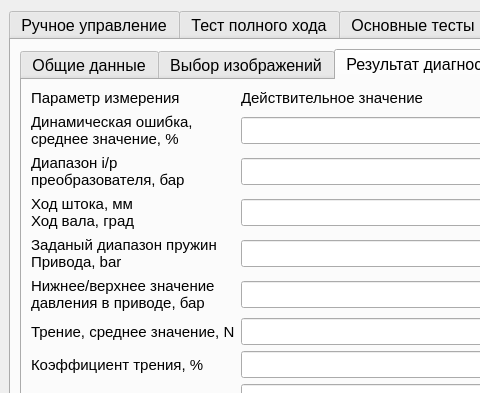
Old version of the form MainWindow.ui in the repository Rekvim/MpiSki; both pictures show x 0 to 480 and y 0 to 393 of the 1066 by 1075 pixel window.
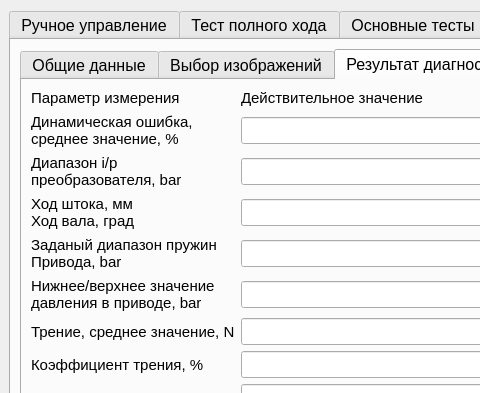
New version of the form. The open tabs and pages were chosen to show the change. Icons and pictures are not drawn. Custom widgets are drawn as their Qt base class.

The edit to the form file:
```diff
--- a/MainWindow.ui
+++ b/MainWindow.ui
@@ -3527,7 +3527,7 @@
                 </property>
                 <property name="text">
                  <string>Нижнее/верхнее значение
-давления в приводе, бар</string>
+давления в приводе, bar</string>
                 </property>
                </widget>
               </item>
@@ -3642,7 +3642,7 @@
                 </property>
                 <property name="text">
                  <string>Диапазон i/p
-преобразователя, бар</string>
+преобразователя, bar</string>
                 </property>
                </widget>
               </item>
```
Left out of the diff: 16 changed lines with no effect on the pictures.
